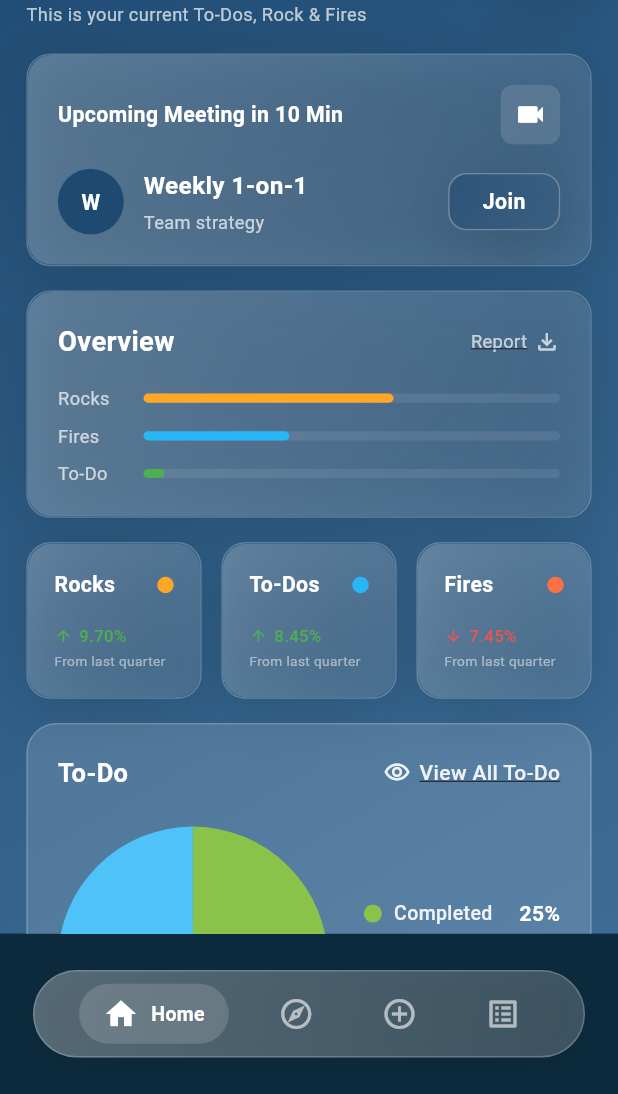
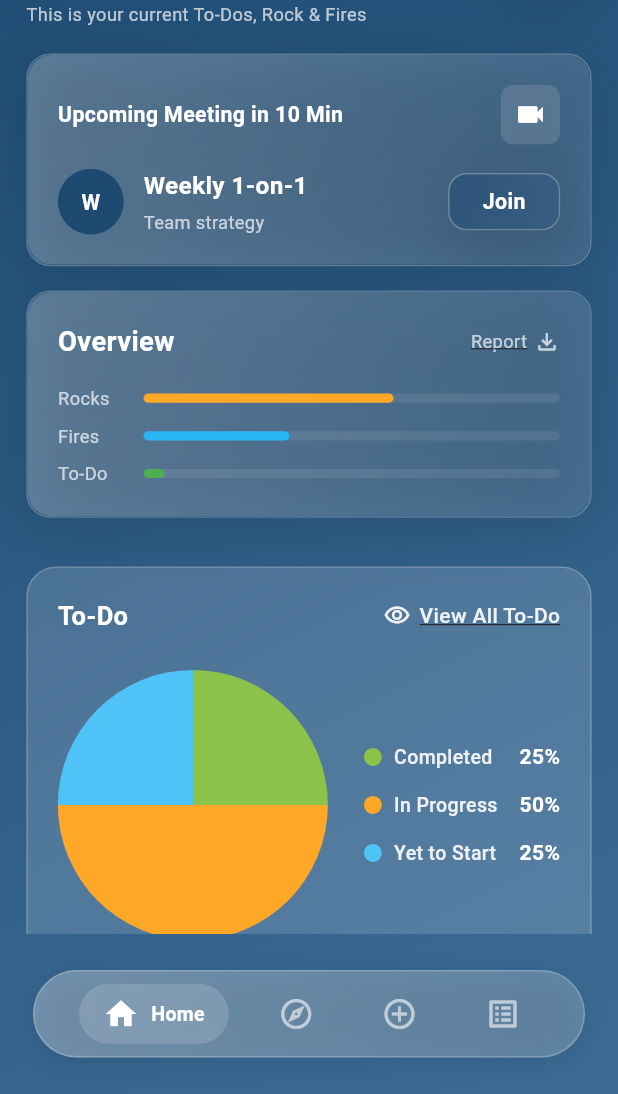
Before and after one commit to rammesaran/guestos, a Flutter app: the _MobileDashboardView screen opened directly, on a phone screen of 412 x 824 dp, the part 142-1236 px from its top. Run offline on Flutter 3.47's test engine with Material 3 defaults, Android fonts, the phone set to English and light mode, and no system bars; our stand-ins replace dartz, dio, fl_chart, flutter_bloc, flutter_screenutil, freezed_annotation and 2 more; Roboto replaces fonts that are missing (System).

Commit message:
ui fixes

```diff
--- a/lib/presentation/screens/dashboard/mobile_dashboard_screen.dart
+++ b/lib/presentation/screens/dashboard/mobile_dashboard_screen.dart
@@ -43,6 +43,8 @@ class _MobileDashboardViewState extends State<_MobileDashboardView> {
   @override
   Widget build(BuildContext context) {
     return Scaffold(
+      extendBody: true,
+
       extendBodyBehindAppBar: true,
       body: Container(
         decoration: const BoxDecoration(
@@ -209,8 +211,7 @@ class _LoadedView extends StatelessWidget {
         SliverToBoxAdapter(child: SizedBox(height: 16.h)),
 
         // Metrics Cards
-        SliverToBoxAdapter(child: _buildMetricsGrid()),
-
+        //SliverToBoxAdapter(child: _buildMetricsGrid()),
         SliverToBoxAdapter(child: SizedBox(height: 16.h)),
 
         // Todo Section
--- a/lib/presentation/screens/login/loginscreen.dart
+++ b/lib/presentation/screens/login/loginscreen.dart
@@ -136,7 +136,7 @@ class _LoginScreenState extends State<LoginScreen> {
                     // Toggle Authentication Mode
                     if (widget.showOtpLogin) ...[
                       SizedBox(height: isTablet ? 30 : 20),
-                      _buildToggleButton(),
+                      //_buildToggleButton(),
                     ],
                   ],
                 ),
```
Also changed, not shown: lib/presentation/screens/dashboard/widgets/mobile_pie_chart.dart (+11 -3 lines).
